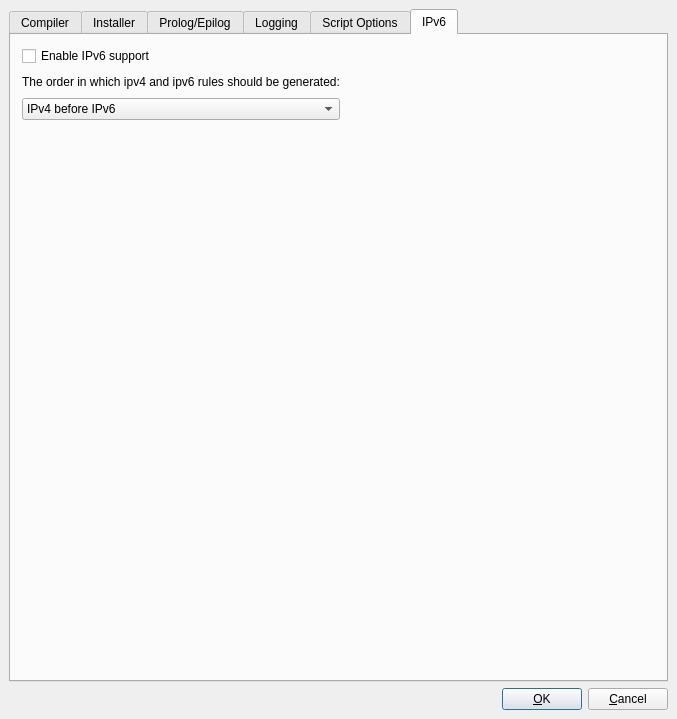
Qt form src/gui/iptadvanceddialog_q.ui (fwbuilder/fwbuilder) before a commit.
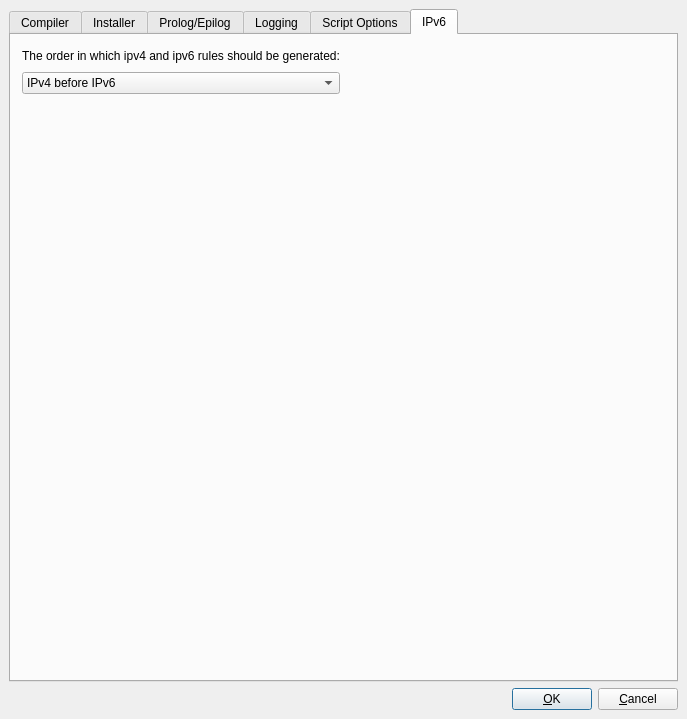
The same form after that commit. The open tabs and pages were chosen to show the change.

Commit message: support for ipv6 in fwb_iosacl; support for attribute ipv6 in RuleSet dialog

```diff
--- a/src/gui/iptadvanceddialog_q.ui
+++ b/src/gui/iptadvanceddialog_q.ui
@@ -8,7 +8,7 @@
    <rect>
     <x>0</x>
     <y>0</y>
-    <width>677</width>
+    <width>687</width>
     <height>719</height>
    </rect>
   </property>
@@ -1364,13 +1364,6 @@
        <string>IPv6</string>
       </attribute>
       <layout class="QGridLayout" >
-       <item row="0" column="0" >
-        <widget class="QCheckBox" name="ipv6" >
-         <property name="text" >
-          <string>Enable IPv6 support</string>
-         </property>
-        </widget>
-       </item>
        <item row="1" column="0" >
         <widget class="QLabel" name="label" >
          <property name="text" >
```
Left out of the diff: 2 changed lines with no effect on the pictures. The commit also changes 23 other files.
